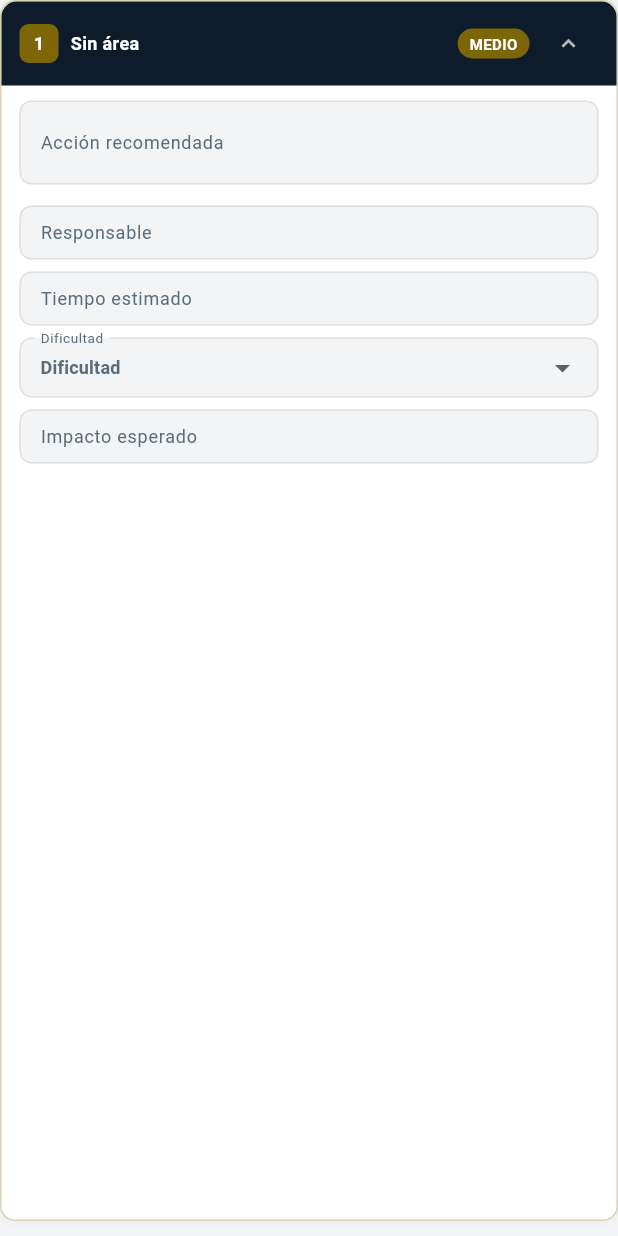
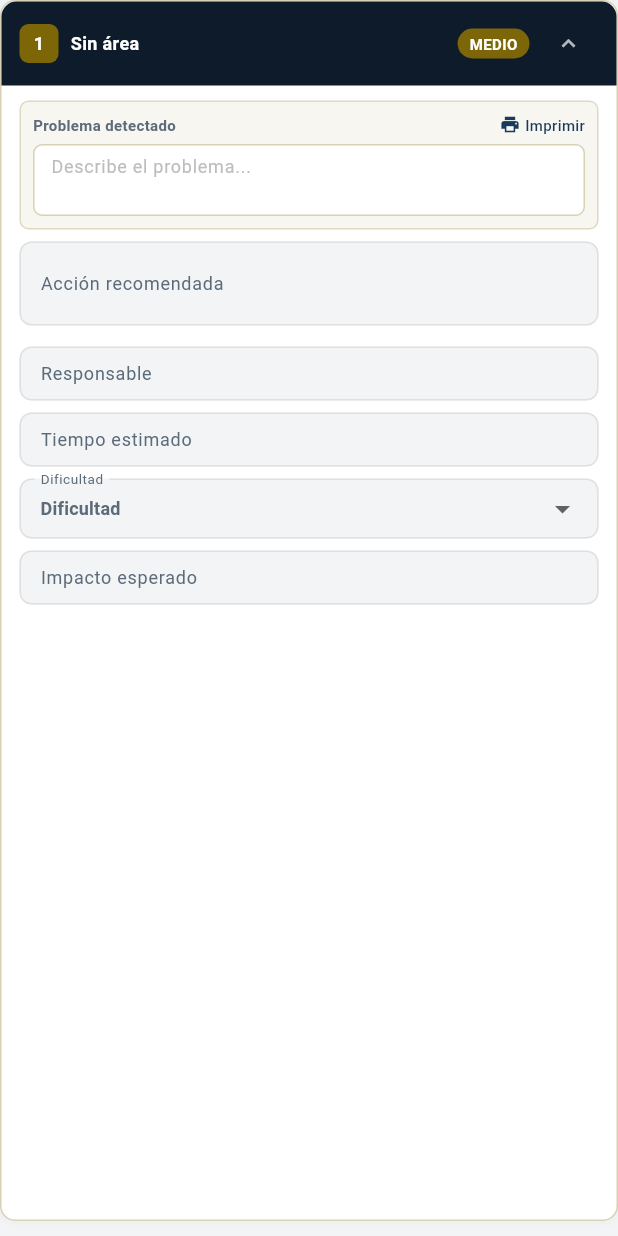
Before and after one commit to Matxry/VMS.github.io, a Flutter app: the _FilaMejoraCard widget shown alone on an empty page, opened directly with empty values, after a tap on the "expand more" icon, on a phone screen of 412 x 824 dp. Run offline on Flutter 3.47's test engine with Material 3 defaults, Android fonts, the phone set to English and light mode, and no system bars; our stand-ins replace image_picker, pdf, printing, shared_preferences; accounts and stored records are empty.

Commit message:
Cambios a la pantalla de mejoras

```diff
--- a/lib/models/models.dart
+++ b/lib/models/models.dart
@@ -94,6 +94,7 @@ class FilaMejora {
   int    nivelImpacto;
   bool   autoGenerado;
   bool   incluido;
+  bool   imprimirProblema; // controla si el problema se imprime en PDF
   String puntoRef;     // ej: "4.1 Metodología definida"
   int    calificacion; // calificación dada en el diagnóstico (1-5)
 
@@ -108,6 +109,7 @@ class FilaMejora {
     this.nivelImpacto = 3,
     this.autoGenerado = false,
     this.incluido = true,
+    this.imprimirProblema = true,
     this.puntoRef = '',
     this.calificacion = 0,
   });
@@ -129,6 +131,7 @@ class FilaMejora {
     'nivelImpacto': nivelImpacto,
     'autoGenerado': autoGenerado,
     'incluido': incluido,
+    'imprimirProblema': imprimirProblema,
     'puntoRef': puntoRef,
     'calificacion': calificacion,
   };
@@ -144,6 +147,7 @@ class FilaMejora {
     nivelImpacto: j['nivelImpacto'] ?? 3,
     autoGenerado: j['autoGenerado'] ?? false,
     incluido: j['incluido'] ?? true,
+    imprimirProblema: j['imprimirProblema'] ?? true,
     puntoRef: j['puntoRef'] ?? '',
     calificacion: j['calificacion'] ?? 0,
   );
@@ -369,6 +373,7 @@ extension FilaMejoraJson on FilaMejora {
     'nivelImpacto': nivelImpacto,
     'autoGenerado': autoGenerado,
     'incluido': incluido,
+    'imprimirProblema': imprimirProblema,
     'puntoRef': puntoRef,
     'calificacion': calificacion,
   };
@@ -384,6 +389,7 @@ extension FilaMejoraJson on FilaMejora {
     nivelImpacto: j['nivelImpacto'] ?? 3,
     autoGenerado: j['autoGenerado'] ?? false,
     incluido: j['incluido'] ?? true,
+    imprimirProblema: j['imprimirProblema'] ?? true,
     puntoRef: j['puntoRef'] ?? '',
     calificacion: j['calificacion'] ?? 0,
   );
--- a/lib/widgets/plan_mejora_section.dart
+++ b/lib/widgets/plan_mejora_section.dart
@@ -197,8 +197,7 @@ class _FilaMejoraCardState extends State<_FilaMejoraCard> {
             padding: const EdgeInsets.fromLTRB(12, 10, 12, 4),
             child: Column(crossAxisAlignment: CrossAxisAlignment.start, children: [
 
-              // Problema (si existe)
-              if (fila.problema.isNotEmpty) ...[
+              // ── Problema: editable + toggle imprimir ──
               Container(
                 width: double.infinity,
                 padding: const EdgeInsets.all(8),
@@ -208,16 +207,61 @@ class _FilaMejoraCardState extends State<_FilaMejoraCard> {
                   border: Border.all(color: color.withOpacity(0.2)),
                 ),
                 child: Column(crossAxisAlignment: CrossAxisAlignment.start, children: [
+                  Row(children: [
                     Text('Problema detectado',
                         style: TextStyle(fontSize: 10, color: _kGrey,
                             fontWeight: FontWeight.w600)),
-                    const SizedBox(height: 2),
-                    Text(fila.problema,
-                        style: const TextStyle(fontSize: 12, color: _kDark)),
+                    const Spacer(),
+                    // Toggle imprimir problema en PDF
+                    GestureDetector(
+                      onTap: () => widget.onUpdate(
+                          () => fila.imprimirProblema = !fila.imprimirProblema),
+                      child: Row(mainAxisSize: MainAxisSize.min, children: [
+                        Icon(
+                          fila.imprimirProblema
+                              ? Icons.print
+                              : Icons.print_disabled,
+                          size: 14,
+                          color: fila.imprimirProblema ? _kNavy : Colors.grey,
+                        ),
+                        const SizedBox(width: 3),
+                        Text(
+                          fila.imprimirProblema ? 'Imprimir' : 'No imprimir',
+                          style: TextStyle(
+                            fontSize: 10,
+                            color: fila.imprimirProblema ? _kNavy : Colors.grey,
+                            fontWeight: FontWeight.w500,
+                          ),
+                        ),
+                      ]),
+                    ),
+                  ]),
+                  const SizedBox(height: 6),
+                  // Campo editable del problema
+                  TextFormField(
+                    initialValue: fila.problema,
+                    decoration: InputDecoration(
+                      hintText: 'Describe el problema...',
+                      hintStyle: TextStyle(fontSize: 12, color: Colors.grey.shade400),
+                      filled: true,
+                      fillColor: Colors.white,
+                      border: OutlineInputBorder(
+                          borderRadius: BorderRadius.circular(6),
+                          borderSide: BorderSide(color: color.withOpacity(0.3))),
+                      enabledBorder: OutlineInputBorder(
+                          borderRadius: BorderRadius.circular(6),
+                          borderSide: BorderSide(color: color.withOpacity(0.3))),
+                      contentPadding: const EdgeInsets.symmetric(
+                          horizontal: 8, vertical: 6),
+                      isDense: true,
+                    ),
+                    maxLines: 2,
+                    style: const TextStyle(fontSize: 12, color: _kDark),
+                    onChanged: (v) => widget.onUpdate(() => fila.problema = v),
+                  ),
                 ]),
               ),
               const SizedBox(height: 8),
-              ],
 
               // ── Acción recomendada SIEMPRE visible ──
               TextFormField(
```
Also changed, not shown: lib/utils/pdf_mejora.dart (+74 -19 lines). Lines whose indentation alone changed are shown as unchanged.
